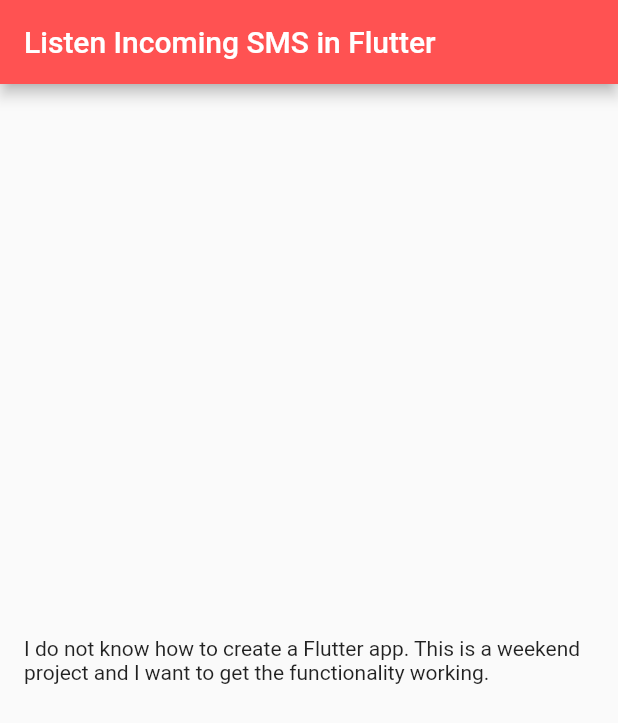
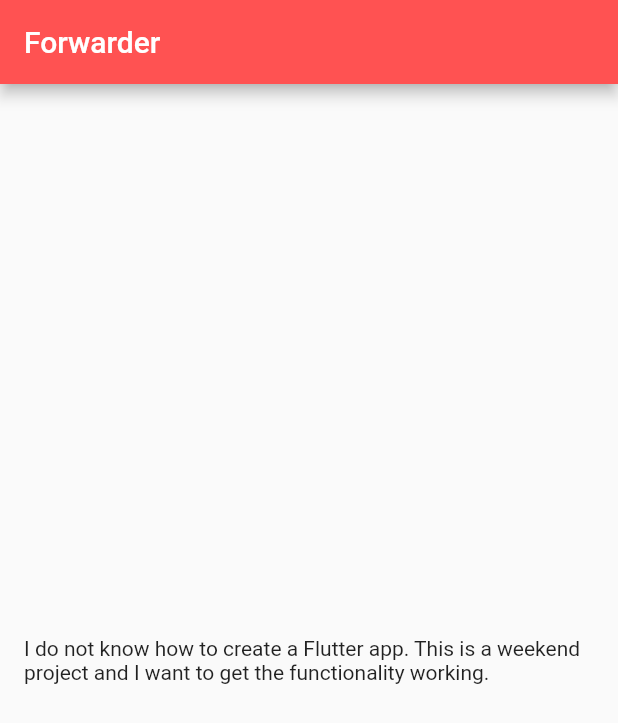
Before and after one commit to prameshbajra/flut_forward, a Flutter app: the screen it shows after launch, on a phone screen of 412 x 824 dp. Shown: the top 723 px of the screen. Run offline on Flutter 3.47's test engine with Material 2 defaults, Android fonts, the phone set to English and light mode, and no system bars; our stand-ins replace flutter_local_notifications, permission_handler; missing offline and left inert: telephony, workmanager.

Commit message:
Added Icons properly.

```diff
--- a/lib/home.dart
+++ b/lib/home.dart
@@ -15,7 +15,7 @@ class _HomeState extends State<Home> {
   Widget build(BuildContext context) {
     return Scaffold(
       appBar: AppBar(
-          title: Text("Listen Incoming SMS in Flutter"),
+          title: Text("Forwarder"),
           backgroundColor: Colors.redAccent),
       body: Padding(
         padding: EdgeInsets.all(16.0),
--- a/lib/local_notification.dart
+++ b/lib/local_notification.dart
@@ -4,7 +4,7 @@ class LocalNotification {
   static Future initialize(
       FlutterLocalNotificationsPlugin flutterLocalNotificationsPlugin) async {
     var androidInitialize =
-        new AndroidInitializationSettings('mipmap/ic_launcher');
+        new AndroidInitializationSettings('mipmap/forwarder_launcher_icon');
     var iosInitialize = new IOSInitializationSettings();
     var initializationSettings = new InitializationSettings(
         android: androidInitialize, iOS: iosInitialize);
```
Also changed, not shown: 6 other files.
